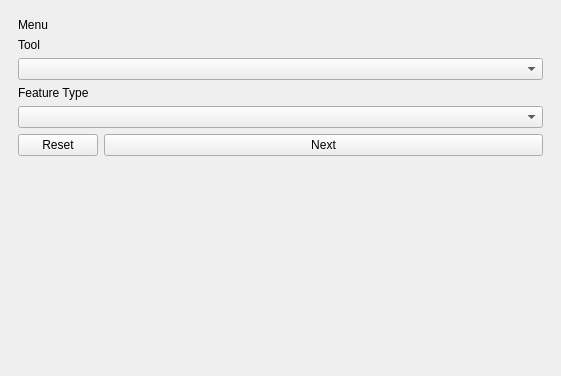
Above: lbrs_updater_dockwidget_base.ui from gisn8/LBRS_Updater before the change. Below: the same form after it.
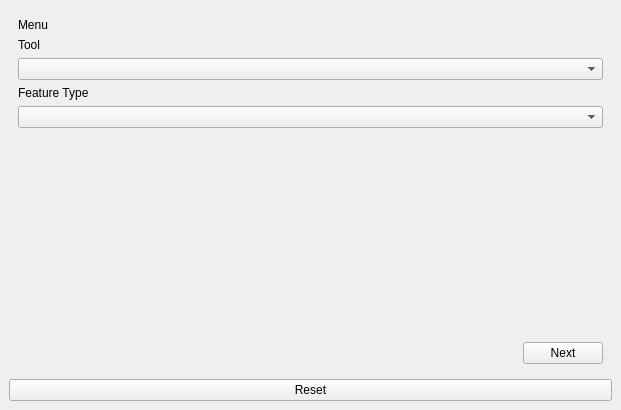
That is the form after the change. The open tabs and pages were chosen to show the change. Custom widgets are drawn as their Qt base class.

Commit message: Renamed elements

The edit to the form file:
```diff
--- a/lbrs_updater_dockwidget_base.ui
+++ b/lbrs_updater_dockwidget_base.ui
@@ -6,8 +6,8 @@
    <rect>
     <x>0</x>
     <y>0</y>
-    <width>522</width>
-    <height>376</height>
+    <width>621</width>
+    <height>410</height>
    </rect>
   </property>
   <property name="windowTitle">
@@ -15,29 +15,40 @@
   </property>
   <widget class="QWidget" name="dockWidgetContents">
    <layout class="QGridLayout" name="gridLayout">
+    <item row="2" column="0">
+     <widget class="QPushButton" name="btnReset">
+      <property name="text">
+       <string>Reset</string>
+      </property>
+     </widget>
+    </item>
     <item row="0" column="0">
      <widget class="QStackedWidget" name="stackedWidget">
       <property name="currentIndex">
        <number>0</number>
       </property>
       <widget class="QWidget" name="swpMenu">
-       <layout class="QFormLayout" name="formLayout">
-        <item row="1" column="0">
+       <layout class="QGridLayout" name="gridLayout_6">
+        <item row="0" column="0">
          <widget class="QLabel" name="label">
           <property name="text">
            <string>Menu</string>
           </property>
          </widget>
         </item>
-        <item row="2" column="0">
+        <item row="1" column="0">
+         <layout class="QVBoxLayout" name="verticalLayout_9">
+          <item>
+           <layout class="QVBoxLayout" name="verticalLayout">
+            <item>
          <widget class="QLabel" name="label_7">
           <property name="text">
            <string>Tool</string>
           </property>
          </widget>
         </item>
-        <item row="3" column="0" colspan="2">
-         <widget class="QComboBox" name="comboBox">
+            <item>
+             <widget class="QComboBox" name="cboTool">
           <item>
            <property name="text">
             <string/>
@@ -70,15 +81,15 @@
           </item>
          </widget>
         </item>
-        <item row="4" column="0">
+            <item>
          <widget class="QLabel" name="label_8">
           <property name="text">
            <string>Feature Type</string>
           </property>
          </widget>
         </item>
-        <item row="5" column="0" colspan="2">
-         <widget class="QComboBox" name="comboBox_2">
+            <item>
+             <widget class="QComboBox" name="cboFeatureType">
           <item>
            <property name="text">
             <string/>
@@ -96,19 +107,46 @@
           </item>
          </widget>
         </item>
-        <item row="7" column="1">
-         <widget class="QPushButton" name="pushButton">
+            <item>
+             <spacer name="verticalSpacer_4">
+              <property name="orientation">
+               <enum>Qt::Vertical</enum>
+              </property>
+              <property name="sizeHint" stdset="0">
+               <size>
+                <width>20</width>
+                <height>40</height>
+               </size>
+              </property>
+             </spacer>
+            </item>
+           </layout>
+          </item>
+          <item>
+           <layout class="QHBoxLayout" name="horizontalLayout_2">
+            <item>
+             <spacer name="horizontalSpacer_2">
+              <property name="orientation">
+               <enum>Qt::Horizontal</enum>
+              </property>
+              <property name="sizeHint" stdset="0">
+               <size>
+                <width>40</width>
+                <height>20</height>
+               </size>
+              </property>
+             </spacer>
+            </item>
+            <item>
+             <widget class="QPushButton" name="btnNext">
           <property name="text">
            <string>Next</string>
           </property>
          </widget>
         </item>
-        <item row="7" column="0">
-         <widget class="QPushButton" name="pushButton_2">
-          <property name="text">
-           <string>Reset</string>
-          </property>
-         </widget>
+           </layout>
+          </item>
+         </layout>
         </item>
        </layout>
       </widget>
@@ -428,6 +466,13 @@
    </layout>
   </widget>
  </widget>
+ <customwidgets>
+  <customwidget>
+   <class>QgsFilterLineEdit</class>
+   <extends>QLineEdit</extends>
+   <header>qgsfilterlineedit.h</header>
+  </customwidget>
+ </customwidgets>
  <resources/>
  <connections/>
 </ui>
```
Left out of the diff: 26 changed lines with no effect on the pictures. Lines whose indentation alone changed are shown as unchanged.
